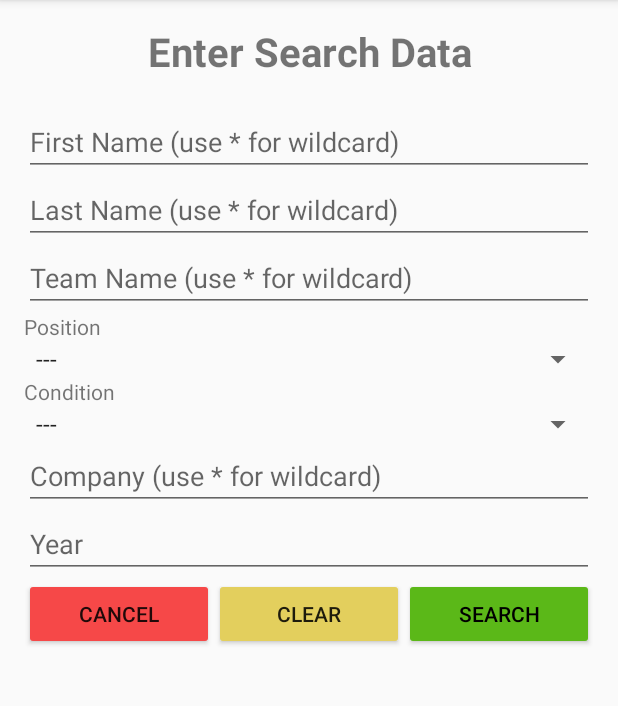
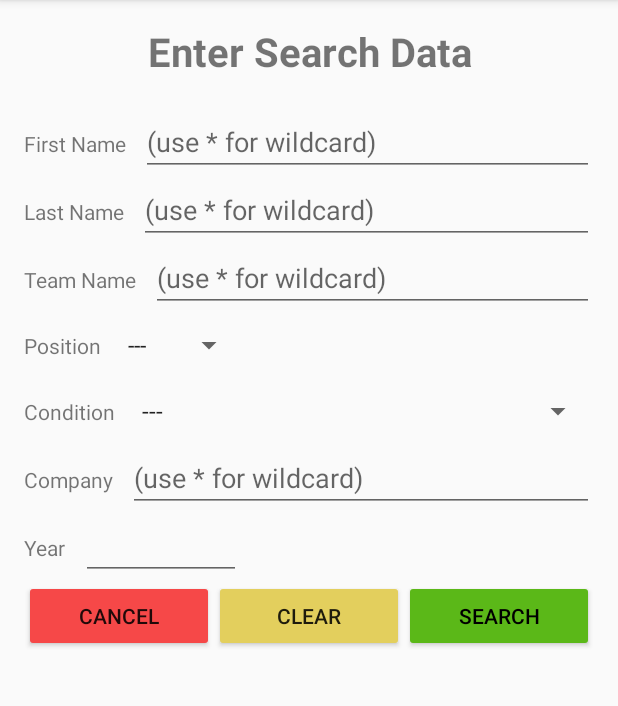
Before and after one commit to mvlese/CardInventoryManager, an Android app: the fragment SearchDialogFragment shown on its own in the app's theme, on a phone screen of 412 x 824 dp, the part 84-790 px from its top. Run offline under Robolectric (Android 15) with nearby library versions, the phone set to English and light mode, and no system bars.

Commit message:
Added flip page feedback.  Fixed year bug.  Modified data layouts.

```diff
--- a/src/main/java/net/leseonline/cardinventorymanager/CaptureDataActivity.java
+++ b/src/main/java/net/leseonline/cardinventorymanager/CaptureDataActivity.java
@@ -176,7 +176,7 @@ public class CaptureDataActivity extends AppCompatActivity implements EditNotesD
         String yearString = ((TextView)findViewById(R.id.year_edit)).getText().toString().trim();
         int year = 0;
         try {
-            year = Integer.parseInt(valueString);
+            year = Integer.parseInt(yearString);
         } catch (Exception ex) {
 
         }
--- a/src/main/java/net/leseonline/cardinventorymanager/SearchDialogFragment.java
+++ b/src/main/java/net/leseonline/cardinventorymanager/SearchDialogFragment.java
@@ -51,7 +51,7 @@ public class SearchDialogFragment extends DialogFragment {
 
     @Override
     public View onCreateView(LayoutInflater inflater, ViewGroup container, Bundle savedInstanceState) {
-        mRootView = inflater.inflate(R.layout.search_dialog_layout, container, false);
+        mRootView = inflater.inflate(R.layout.search_dialog_layout_with_labels, container, false);
         mDatabaseHelper = new DatabaseHelper(mRootView.getContext());
         SearchModel model = mDatabaseHelper.getSearchModel();
 
--- /dev/null
+++ b/src/main/res/layout/search_dialog_layout_with_labels.xml
@@ -0,0 +1,177 @@
+<?xml version="1.0" encoding="utf-8"?>
+<RelativeLayout xmlns:android="http://schemas.android.com/apk/res/android"
+        android:layout_width="match_parent"
+        android:layout_height="match_parent"
+        android:paddingBottom="@dimen/activity_vertical_margin"
+        android:paddingLeft="@dimen/activity_horizontal_margin"
+        android:paddingRight="@dimen/activity_horizontal_margin"
+        android:paddingTop="@dimen/activity_vertical_margin">
+
+    <LinearLayout
+        android:layout_width="match_parent"
+        android:layout_height="match_parent"
+        android:orientation="vertical">
+        <TextView
+            android:layout_width="match_parent"
+            android:layout_height="wrap_content"
+            android:text="@string/search_header"
+            android:gravity="center"
+            android:paddingBottom="20dp"
+            android:textSize="12pt"
+            android:textStyle="bold"/>
+        <LinearLayout
+            android:layout_width="match_parent"
+            android:layout_height="wrap_content"
+            android:orientation="horizontal">
+            <TextView
+                android:layout_width="wrap_content"
+                android:layout_height="wrap_content"
+                android:layout_marginEnd="10dp"
+                android:text="@string/first_name"
+                android:gravity="left"/>
+            <EditText
+                android:layout_width="fill_parent"
+                android:layout_height="wrap_content"
+                android:hint="@string/search_first_name_hint"
+                android:id="@+id/first_name_edit"/>
+        </LinearLayout>
+
+        <LinearLayout
+            android:layout_width="match_parent"
+            android:layout_height="wrap_content"
+            android:orientation="horizontal">
+            <TextView
+                android:layout_width="wrap_content"
+                android:layout_height="wrap_content"
+                android:layout_marginEnd="10dp"
+                android:text="@string/last_name"
+                android:gravity="left"/>
+            <EditText
+                android:layout_width="fill_parent"
+                android:layout_height="wrap_content"
+                android:hint="@string/search_last_name_hint"
+                android:id="@+id/last_name_edit"/>
+        </LinearLayout>
+
+        <LinearLayout
+            android:layout_width="match_parent"
+            android:layout_height="wrap_content"
+            android:orientation="horizontal">
+            <TextView
+                android:layout_width="wrap_content"
+                android:layout_height="wrap_content"
+                android:layout_marginEnd="10dp"
+                android:text="@string/team_name"
+                android:gravity="left"/>
+            <EditText
+                android:layout_width="fill_parent"
+                android:layout_height="wrap_content"
+                android:hint="@string/search_team_name_hint"
+                android:id="@+id/team_edit"/>
+        </LinearLayout>
+
+        <LinearLayout
+            android:layout_width="match_parent"
+            android:layout_height="wrap_content"
+            android:layout_marginTop="10dp"
+            android:layout_marginBottom="10dp"
+            android:orientation="horizontal">
+            <TextView
+                android:layout_width="wrap_content"
+                android:layout_height="wrap_content"
+                android:layout_marginEnd="10dp"
+                android:text="@string/position_hint"/>
+            <Spinner
+                android:layout_width="wrap_content"
+                android:layout_height="wrap_content"
+                android:hint="@string/position_hint"
+                android:id="@+id/position_spinner" />
+        </LinearLayout>
+
+        <LinearLayout
+            android:layout_width="match_parent"
+            android:layout_height="wrap_content"
+            android:layout_marginTop="10dp"
+            android:layout_marginBottom="10dp"
+            android:orientation="horizontal">
+            <TextView
+                android:layout_width="wrap_content"
+                android:layout_height="wrap_content"
+                android:layout_marginEnd="10dp"
+                android:text="@string/condition_hint"/>
+            <Spinner
+                android:layout_width="fill_parent"
+                android:layout_height="wrap_content"
+                android:hint="@string/condition_hint"
+                android:id="@+id/condition_spinner" />
+        </LinearLayout>
+<!--        <EditText
+            android:layout_width="fill_parent"
+            android:layout_height="wrap_content"
+            android:hint="@string/value_hint"
+            android:inputType="numberDecimal"
+            android:id="@+id/value_edit"/> -->
+        <LinearLayout
+            android:layout_width="match_parent"
+            android:layout_height="wrap_content"
+            android:orientation="horizontal">
+            <TextView
+                android:layout_width="wrap_content"
+                android:layout_height="wrap_content"
+                android:layout_marginEnd="10dp"
+                android:text="@string/company"
+                android:gravity="left"/>
+            <EditText
+                android:layout_width="fill_parent"
+                android:layout_height="wrap_content"
+                android:hint="@string/search_company_hint"
+                android:id="@+id/company_edit"/>
+        </LinearLayout>
+        <LinearLayout
+            android:layout_width="match_parent"
+            android:layout_height="wrap_content"
+            android:orientation="horizontal">
+            <TextView
+                android:layout_width="wrap_content"
+                android:layout_height="wrap_content"
+                android:layout_marginEnd="10dp"
+                android:text="@string/year"
+                android:gravity="left"/>
+            <EditText
+                android:layout_width="wrap_content"
+                android:layout_height="wrap_content"
+                android:maxLength="4"
+                android:ems="5"
+                android:inputType="number"
+                android:id="@+id/year_edit"/>
+        </LinearLayout>
+        <LinearLayout
+            android:layout_width="match_parent"
+            android:layout_height="wrap_content"
+            android:orientation="horizontal"
+            android:gravity="center_horizontal">
+            <Button
+                android:layout_width="wrap_content"
+                android:layout_height="wrap_content"
+                android:layout_weight="1"
+                android:id="@+id/cancel_button"
+                android:text="@string/cancel_button"
+                android:backgroundTint="#f64848"/>
+            <Button
+                android:layout_width="wrap_content"
+                android:layout_height="wrap_content"
+                android:layout_weight="1"
+                android:id="@+id/clear_button"
+                android:text="@string/clear"
+                android:backgroundTint="#e3cf5d"/>
+            <Button
+                android:layout_width="wrap_content"
+                android:layout_height="wrap_content"
+                android:layout_weight="1"
+                android:id="@+id/search_button"
+                android:text="@string/search_button"
+                android:textColor="@android:color/black"
+                android:backgroundTint="#5bb818"/>
+        </LinearLayout>
+    </LinearLayout>
+</RelativeLayout>
--- a/src/main/res/values/strings.xml
+++ b/src/main/res/values/strings.xml
@@ -32,6 +32,8 @@
     <string name="extra_unique_id">net.leseonline.extra_unique_id</string>
     <string name="title_activity_single_card">SingleCardActivity</string>
     <string name="title_activity_settings">SettingsActivity</string>
+    <string name="first_name">First Name</string>
+    <string name="last_name">Last Name</string>
 
     <string name="enter_admin_pw">Enter Admin Password</string>
     <string name="admin_pw">Admin Password</string>
@@ -54,9 +56,9 @@
     <string name="take_picture">Take Picture</string>
 
     <string name="clear">Clear</string>
-    <string name="search_first_name_hint">First Name  (use * for wildcard)</string>
-    <string name="search_last_name_hint">Last Name  (use * for wildcard)</string>
-    <string name="search_team_name_hint">Team Name  (use * for wildcard)</string>
-    <string name="search_company_hint">Company  (use * for wildcard)</string>
+    <string name="search_first_name_hint">(use * for wildcard)</string>
+    <string name="search_last_name_hint">(use * for wildcard)</string>
+    <string name="search_team_name_hint">(use * for wildcard)</string>
+    <string name="search_company_hint">(use * for wildcard)</string>
 
 </resources>
```
Also changed, not shown: src/main/java/net/leseonline/cardinventorymanager/BinderActivity.java (+25 -0 lines), src/main/java/net/leseonline/cardinventorymanager/SingleCardActivity.java (+25 -0 lines), src/main/res/layout/content_capture_data.xml (+106 -17 lines), 30 other files.
